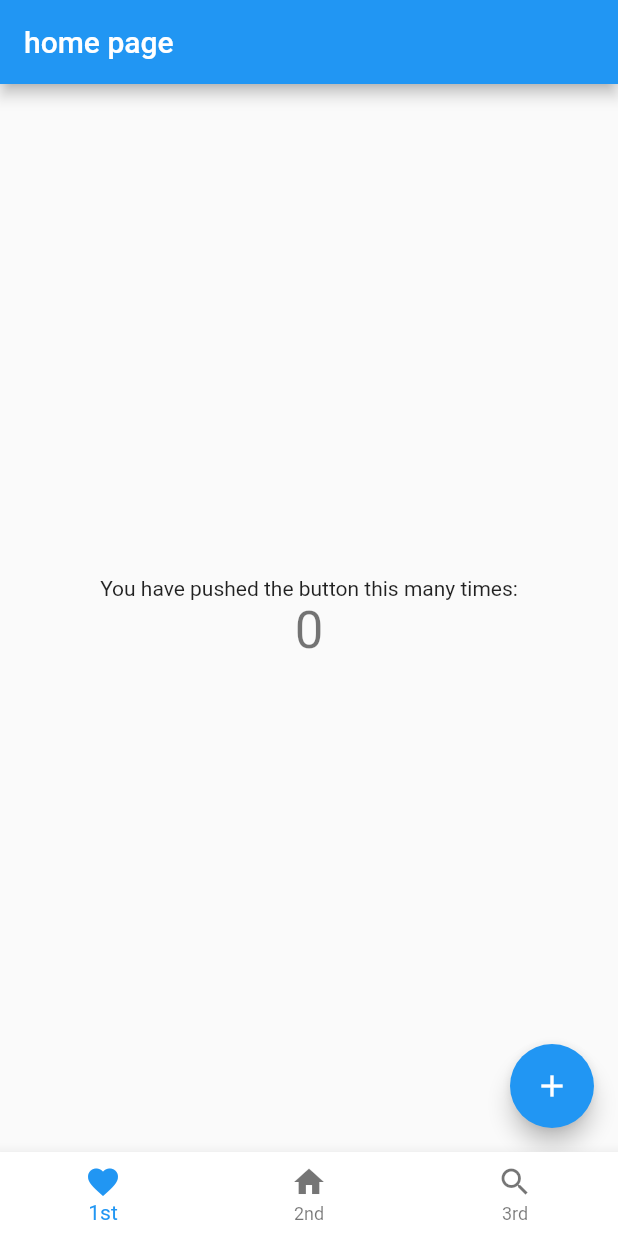
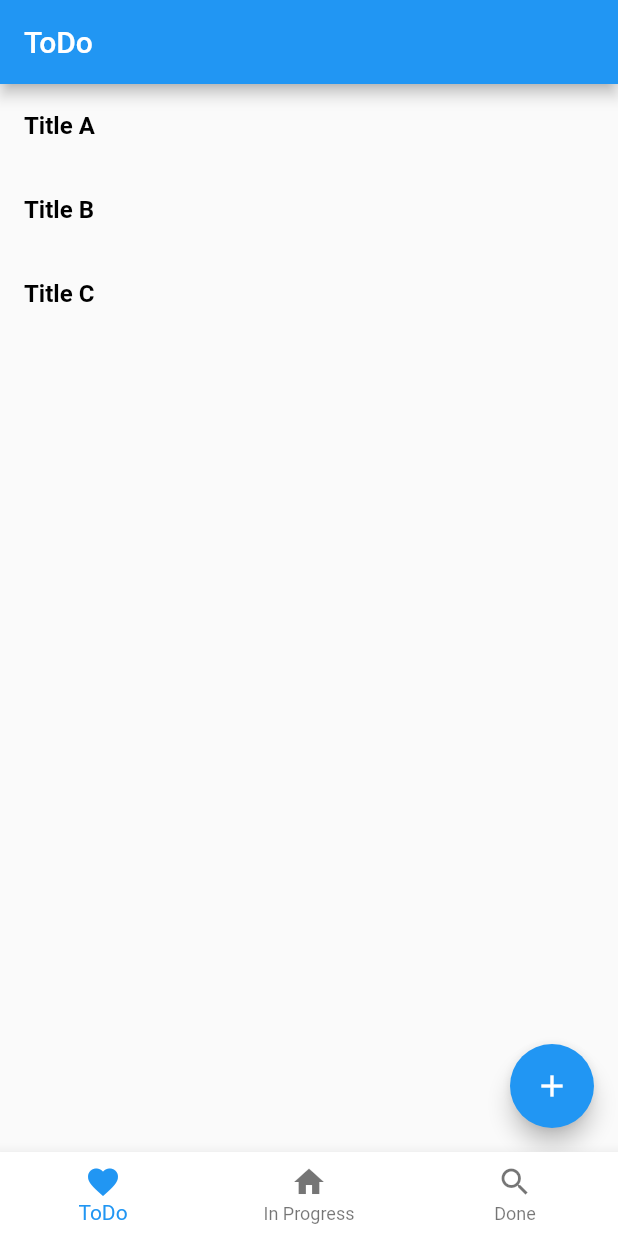
Before and after one commit to tsutarou10/todo_list, a Flutter app: the screen it shows after launch, on a phone screen of 412 x 824 dp. Run offline on Flutter 3.47's test engine with Material 2 defaults, Android fonts, the phone set to English and light mode, and no system bars; our stand-ins replace flutter_hooks, hooks_riverpod.

Commit message:
Add practice file

```diff
--- /dev/null
+++ b/lib/model/todo_model.dart
@@ -0,0 +1,7 @@
+class ToDoItem {
+	String title;
+	String? description;
+	DateTime? createdAt;
+
+	ToDoItem(this.title, [this.description, this.createdAt]);
+}
--- a/lib/ui/home/home_page.dart
+++ b/lib/ui/home/home_page.dart
@@ -1,49 +1,59 @@
 import 'package:flutter/material.dart';
 import 'package:hooks_riverpod/all.dart';
-import 'package:todo_list/ui/bottom_navigation/bottom_navigation_bar.dart';
-import 'package:todo_list/ui/test.dart';
-
-final bottomNavigationProvider = ChangeNotifierProvider((ref) => BottomNavigationBarProvider());
+import 'package:todo_list/model/todo_model.dart';
+import 'package:todo_list/ui/done_page.dart';
+import 'package:todo_list/ui/inprogress_page.dart';
+import 'package:todo_list/ui/route/route_page.dart';
+import 'package:todo_list/ui/todo_page.dart';
+import 'package:todo_list/view_model/bottom_navigation_view_model.dart';
+import 'package:todo_list/view_model/done_view_model.dart';
+import 'package:todo_list/view_model/inprogress_view_model.dart';
+import 'package:todo_list/view_model/todo_view_model.dart';
 
 class HomePage extends ConsumerWidget {
   final String title;
   HomePage({Key? key, required this.title}) : super(key: key);
+	var currentTab;
 
-	var currentTab = [
-		TestPage(title: '1st'),
-		TestPage(title: '2nd'),
-		TestPage(title: '3rd'),
-	];
+
+	void initCurrentTab(List<ToDoItem> todoItems, List<ToDoItem> inProgressItems, List<ToDoItem> doneItems) {
+		currentTab = [
+			ToDoPage(title: 'ToDo', items: todoItems),
+			InProgressPage(title: 'In Progress', items: inProgressItems),
+			DonePage(title: 'Done', items: doneItems),
+		];
+	}
 
   @override
   Widget build(BuildContext context, ScopedReader watch) {
-		int currentIndex = watch(bottomNavigationProvider).currentIndex;
+		int currentIndex = watch(bottomNavigationBarProvider).currentIndex;
+		List<ToDoItem> todoItems = watch(todoContentProvider).items;
+		List<ToDoItem> inprogressItems = watch(inProgressContentProvider).items;
+		List<ToDoItem> doneItems = watch(doneContentProvider).items;
+		initCurrentTab(todoItems, inprogressItems, doneItems);
 		print(currentIndex);
     return Scaffold(
-      appBar: AppBar(
-        title: Text(title),
-      ),
       body: currentTab[currentIndex],
 			bottomNavigationBar:  BottomNavigationBar(
 					backgroundColor: Colors.white,
 					currentIndex: currentIndex,
 					onTap: (index) {
-						context.read(bottomNavigationProvider).currentIndex = index;
+						context.read(bottomNavigationBarProvider).currentIndex = index;
 					},
 					type: BottomNavigationBarType.fixed,
 					selectedItemColor: Colors.blue,
 					items:[
 						BottomNavigationBarItem(
 								icon: Icon (Icons.favorite),
-								title: Text('1st'),
+								title: Text('ToDo'),
 						),
 						BottomNavigationBarItem(
 								icon: Icon (Icons.home),
-								title: Text('2nd'),
+								title: Text('In Progress'),
 						),
 						BottomNavigationBarItem(
 								icon: Icon (Icons.search),
-								title: Text('3rd'),
+								title: Text('Done'),
 						),
 					],
 			),
--- a/lib/ui/route/route_page.dart
+++ b/lib/ui/route/route_page.dart
@@ -3,7 +3,9 @@ import 'package:todo_list/ui/home/home_page.dart';
 
 
 const initialRoute = '/';
+
+const editPageRoute = 'editPage';
+
 Map<String, WidgetBuilder> router = {
-	'/': (BuildContext context) => HomePage(title: 'home page'),
-	'editPage': (BuildContext context) => HomePage(title: 'home page'),
+	initialRoute: (BuildContext context) => HomePage(title: 'home page'),
 };
--- a/lib/ui/test.dart
+++ /dev/null
@@ -1,44 +0,0 @@
-import 'package:flutter/material.dart';
-
-class TestPage extends StatefulWidget {
-  const TestPage({Key? key, required this.title}) : super(key: key);
-  final String title;
-
-  @override
-  State<TestPage> createState() => _TestPageState();
-}
-
-class _TestPageState extends State<TestPage> {
-  int _counter = 0;
-
-  void _incrementCounter() {
-    setState(() {
-      _counter++;
-    });
-  }
-
-  @override
-  Widget build(BuildContext context) {
-    return Scaffold(
-      body: Center(
-        child: Column(
-          mainAxisAlignment: MainAxisAlignment.center,
-          children: <Widget>[
-            const Text(
-              'You have pushed the button this many times:',
-            ),
-            Text(
-              '$_counter',
-              style: Theme.of(context).textTheme.headline4,
-            ),
-          ],
-        ),
-      ),
-      floatingActionButton: FloatingActionButton(
-        onPressed: _incrementCounter,
-        tooltip: 'Increment',
-        child: const Icon(Icons.add),
-      ),
-    );
-  }
-}
--- /dev/null
+++ b/lib/ui/todo_page.dart
@@ -0,0 +1,71 @@
+import 'package:flutter/material.dart';
+import 'package:hooks_riverpod/hooks_riverpod.dart';
+import 'package:todo_list/model/todo_model.dart';
+import 'package:todo_list/ui/home/home_page.dart';
+import 'package:todo_list/ui/route/route_page.dart';
+import 'package:todo_list/view_model/inprogress_view_model.dart';
+import 'package:todo_list/view_model/todo_view_model.dart';
+
+
+class ToDoPage extends ConsumerWidget {
+  final String title;
+	List<ToDoItem> items = [];
+  ToDoPage({Key? key, required this.title, required this.items}) : super(key: key);
+
+	List<Widget> _getListItems(BuildContext context) => items
+			.asMap()
+			.map((index, item) => MapEntry(index, _buildRow(context, index, item)))
+			.values
+			.toList();
+
+	Widget _buildReorderableListView(BuildContext context) {
+		return ReorderableListView(
+			onReorder: (oldIndex, newIndex) {
+				context.read(todoContentProvider).reorderData(oldIndex, newIndex);
+			},
+			children: _getListItems(context),
+		);
+	}
+
+	Widget _buildRow(BuildContext context, int index, ToDoItem item) {
+		return Dismissible(
+				key: Key(item.title),
+				onDismissed:  (direction) {
+					if(direction == DismissDirection.endToStart) {
+					} else {
+						context.read(inProgressContentProvider).add(item.title, item.description.toString());
+					}
+					context.read(todoContentProvider).remove(index);
+				},
+				child: ListTile(
+				  key: ValueKey(item.title),
+					title: Text(
+						item.title,
+						style: TextStyle(
+						  color: Colors.black,
+						  fontWeight: FontWeight.bold,
+						),
+					),
+					onTap:() {},
+			 ),
+		);
+	}
+
+  @override
+  Widget build(BuildContext context, ScopedReader watch) {
+		items = watch(todoContentProvider).items;
+		print('current todo: ${items}');
+    return Scaffold(
+      appBar: AppBar(
+        title: Text(title),
+      ),
+      body: _buildReorderableListView(context),
+      floatingActionButton: FloatingActionButton(
+        onPressed: () async {
+			  	var result = await Navigator.of(context).pushNamed(editPageRoute);
+				},
+        child: const Icon(Icons.add),
+      ),
+    );
+  }
+}
--- /dev/null
+++ b/lib/view_model/bottom_navigation_view_model.dart
@@ -0,0 +1,13 @@
+import 'package:flutter/material.dart';
+import 'package:hooks_riverpod/hooks_riverpod.dart';
+
+final bottomNavigationBarProvider = ChangeNotifierProvider((ref) => BottomNavigationBarViewModel());
+
+class BottomNavigationBarViewModel with ChangeNotifier {
+	int _currentIndex = 0;
+	int get currentIndex => _currentIndex;
+	set currentIndex(int index) {
+		_currentIndex = index;
+		notifyListeners();
+	}
+}
--- /dev/null
+++ b/lib/view_model/todo_view_model.dart
@@ -0,0 +1,32 @@
+import 'package:flutter/material.dart';
+import 'package:hooks_riverpod/hooks_riverpod.dart';
+import 'package:todo_list/model/todo_model.dart';
+
+final todoContentProvider = ChangeNotifierProvider((ref) => TodoContentViewModel());
+
+class TodoContentViewModel with ChangeNotifier {
+	List<ToDoItem> _items = [
+		ToDoItem("Title A", "Content 1"),
+		ToDoItem("Title B", "Content 2"),
+		ToDoItem("Title C", "Content 3"),
+	];
+	List<ToDoItem> get items => _items;
+	void reorderData(int oldIndex, int newIndex) {
+		if(newIndex > oldIndex) {
+			newIndex -= 1;
+		}
+		print(newIndex);
+		final items = _items.removeAt(oldIndex);
+		_items.insert(newIndex, items);
+		notifyListeners();
+	}
+
+	void add(String title, String content) {
+		_items.add(ToDoItem(title, content));
+		notifyListeners();
+	}
+	void remove(int index) {
+		_items.removeAt(index);
+		notifyListeners();
+	}
+}
--- a/pubspec.yaml
+++ b/pubspec.yaml
@@ -15,11 +15,14 @@ dependencies:
   # For Architecture
   hooks_riverpod: ^0.14.0+4
   flutter_hooks: ^0.17.0
+  freezed_annotation: ^0.14.3
 
 dev_dependencies:
   flutter_test:
     sdk: flutter
   flutter_lints: ^1.0.0
+  build_runner: ^2.1.2
+  freezed: ^0.14.5
 
 flutter:
   uses-material-design: true
```
Also changed, not shown: lib/ui/bottom_navigation/bottom_navigation_bar.dart (deleted, +0 -10 lines), lib/ui/done_page.dart (added, +70 -0 lines), lib/ui/inprogress_page.dart (added, +72 -0 lines), lib/view_model/done_view_model.dart (added, +28 -0 lines), lib/view_model/inprogress_view_model.dart (added, +28 -0 lines), pubspec.lock, 195 other files.
